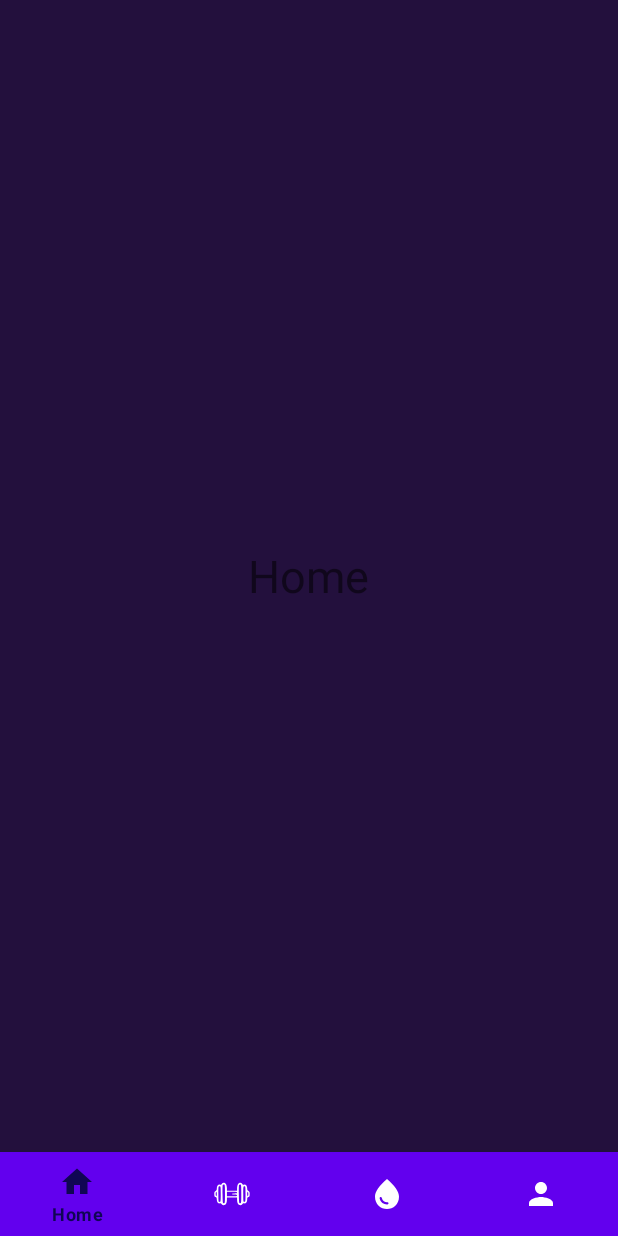
After one commit to VanciaG/FitApp, an Android app: the HomeFragment screen opened directly, with no data from a screen before it, on a phone screen of 412 x 824 dp. The commit adds this screen. Run offline under Robolectric (Android 15) with nearby library versions, the phone set to English and light mode, and no system bars.

Commit message:
added bottom navigation fragments

```diff
--- a/app/build.gradle
+++ b/app/build.gradle
@@ -40,6 +40,7 @@ dependencies {
     implementation 'androidx.constraintlayout:constraintlayout:2.1.3'
     implementation 'com.google.firebase:firebase-auth:19.2.0'
     implementation 'com.google.firebase:firebase-database:20.0.3'
+    implementation 'androidx.legacy:legacy-support-v4:1.0.0'
     testImplementation 'junit:junit:4.13.2'
     androidTestImplementation 'androidx.test.ext:junit:1.1.3'
     androidTestImplementation 'androidx.test.espresso:espresso-core:3.4.0'
--- a/app/src/main/AndroidManifest.xml
+++ b/app/src/main/AndroidManifest.xml
@@ -11,7 +11,7 @@
         android:supportsRtl="true"
         android:theme="@style/Theme.FitApp">
         <activity
-            android:name=".Profile"
+            android:name=".MainScreen"
             android:exported="false" />
         <activity
             android:name=".ForgotPassword"
--- /dev/null
+++ b/app/src/main/java/com/example/fitapp/HomeFragment.java
@@ -0,0 +1,20 @@
+package com.example.fitapp;
+
+import android.os.Bundle;
+
+import androidx.annotation.NonNull;
+import androidx.annotation.Nullable;
+import androidx.fragment.app.Fragment;
+
+import android.view.LayoutInflater;
+import android.view.View;
+import android.view.ViewGroup;
+
+public class HomeFragment extends Fragment {
+
+    @Nullable
+    @Override
+    public View onCreateView(@NonNull LayoutInflater inflater, @Nullable ViewGroup container, @Nullable Bundle savedInstanceState) {
+        return inflater.inflate(R.layout.fragment_home, container, false);
+    }
+}
--- a/app/src/main/java/com/example/fitapp/LogIn.java
+++ b/app/src/main/java/com/example/fitapp/LogIn.java
@@ -109,7 +109,7 @@ public class LogIn extends AppCompatActivity {
                                 if(task.isSuccessful()){
                                     FirebaseUser user = FirebaseAuth.getInstance().getCurrentUser();
                                     if(user.isEmailVerified()) {
-                                        startActivity(new Intent(LogIn.this, MainActivity.class));
+                                        startActivity(new Intent(LogIn.this, MainScreen.class));
                                     }else{
                                         Toast.makeText(LogIn.this, "Please verify your email address!", Toast.LENGTH_LONG).show();
                                     }
--- /dev/null
+++ b/app/src/main/java/com/example/fitapp/MainScreen.java
@@ -0,0 +1,66 @@
+package com.example.fitapp;
+
+import androidx.annotation.NonNull;
+import androidx.appcompat.app.AppCompatActivity;
+import androidx.fragment.app.Fragment;
+import androidx.fragment.app.FragmentManager;
+
+import android.graphics.Color;
+import android.os.Bundle;
+import android.view.MenuItem;
+import android.view.WindowManager;
+
+
+import com.google.android.material.bottomnavigation.BottomNavigationView;
+import com.google.android.material.navigation.NavigationBarView;
+
+
+public class MainScreen extends AppCompatActivity {
+
+    BottomNavigationView bottomNavigationView;
+
+
+    @Override
+    protected void onCreate(Bundle savedInstanceState) {
+        super.onCreate(savedInstanceState);
+        requestWindowFeature(1);
+        getWindow().setFlags(WindowManager.LayoutParams.FLAG_LAYOUT_NO_LIMITS,
+                WindowManager.LayoutParams.FLAG_LAYOUT_NO_LIMITS);
+
+        getWindow().setStatusBarColor(Color.TRANSPARENT);
+
+        setContentView(R.layout.activity_main_screen);
+
+        bottomNavigationView = findViewById(R.id.bottomNavigator);
+
+
+        loadFragment(new HomeFragment());
+
+        bottomNavigationView.setOnItemSelectedListener(new NavigationBarView.OnItemSelectedListener() {
+            @Override
+            public boolean onNavigationItemSelected(@NonNull MenuItem item) {
+                switch (item.getItemId()){
+                    case R.id.home:
+                        loadFragment(new HomeFragment());
+                        break;
+                    case R.id.workouts:
+                        loadFragment(new WorkoutsFragment());
+                        break;
+                    case R.id.water:
+                        loadFragment(new WaterFragment());
+                        break;
+                    case R.id.profile:
+                        loadFragment(new ProfileFragment());
+                        break;
+                }
+                return true;
+            }
+        });
+    }
+
+    private void loadFragment(Fragment fragment){
+        FragmentManager fragmentManager = getSupportFragmentManager();
+        fragmentManager.beginTransaction().replace(R.id.body_container, fragment).commit();
+    }
+
+}
--- /dev/null
+++ b/app/src/main/res/layout/activity_main_screen.xml
@@ -0,0 +1,32 @@
+<?xml version="1.0" encoding="utf-8"?>
+<androidx.constraintlayout.widget.ConstraintLayout xmlns:android="http://schemas.android.com/apk/res/android"
+    xmlns:app="http://schemas.android.com/apk/res-auto"
+    xmlns:tools="http://schemas.android.com/tools"
+    android:layout_width="match_parent"
+    android:layout_height="match_parent"
+    tools:context=".MainScreen">
+
+    <FrameLayout
+        android:id="@+id/body_container"
+        android:layout_width="0dp"
+        android:layout_height="0dp"
+        app:layout_constraintEnd_toEndOf="parent"
+        app:layout_constraintBottom_toTopOf="@+id/bottomNavigator"
+        app:layout_constraintStart_toStartOf="parent"
+        app:layout_constraintTop_toTopOf="parent"
+        />
+
+    <com.google.android.material.bottomnavigation.BottomNavigationView
+        android:id="@+id/bottomNavigator"
+        android:layout_width="match_parent"
+        android:layout_height="wrap_content"
+        app:menu="@menu/menu"
+        android:background="@color/purple_500"
+        app:itemTextColor="@drawable/selector_meniu"
+        app:itemIconTint="@drawable/selector_meniu"
+        app:layout_constraintBottom_toBottomOf="parent"
+        app:layout_constraintStart_toStartOf="parent"
+        app:layout_constraintEnd_toEndOf="parent"
+        />
+
+</androidx.constraintlayout.widget.ConstraintLayout>
--- /dev/null
+++ b/app/src/main/res/layout/fragment_home.xml
@@ -0,0 +1,19 @@
+<?xml version="1.0" encoding="utf-8"?>
+<FrameLayout xmlns:android="http://schemas.android.com/apk/res/android"
+    xmlns:tools="http://schemas.android.com/tools"
+    android:layout_width="match_parent"
+    android:layout_height="match_parent"
+    android:background="@color/purple"
+    tools:context=".HomeFragment">
+
+
+    <TextView
+        android:layout_width="wrap_content"
+        android:layout_height="wrap_content"
+        android:text="@string/home"
+        android:layout_gravity="center"
+        android:textSize="30sp"
+
+        />
+
+</FrameLayout>
--- a/app/src/main/res/values/strings.xml
+++ b/app/src/main/res/values/strings.xml
@@ -24,5 +24,7 @@
     <string name="water">Water</string>
     <string name="profile">Profile</string>
 
+    <string name="hello_blank_fragment">Hello blank fragment</string>
+
 
 </resources>
```
Also changed, not shown: app/src/main/java/com/example/fitapp/MainActivity.java (+1 -18 lines), app/src/main/java/com/example/fitapp/Profile.java (deleted, +0 -42 lines), app/src/main/java/com/example/fitapp/ProfileFragment.java (added, +20 -0 lines), app/src/main/java/com/example/fitapp/WaterFragment.java (added, +21 -0 lines), app/src/main/java/com/example/fitapp/WorkoutsFragment.java (added, +20 -0 lines), app/src/main/res/layout/activity_main.xml (+0 -21 lines), app/src/main/res/layout/fragment_profile.xml (added, +19 -0 lines), app/src/main/res/layout/fragment_water.xml (added, +17 -0 lines), app/src/main/res/layout/fragment_workouts.xml (renamed from app/src/main/res/layout/activity_profile.xml, +4 -6 lines).
